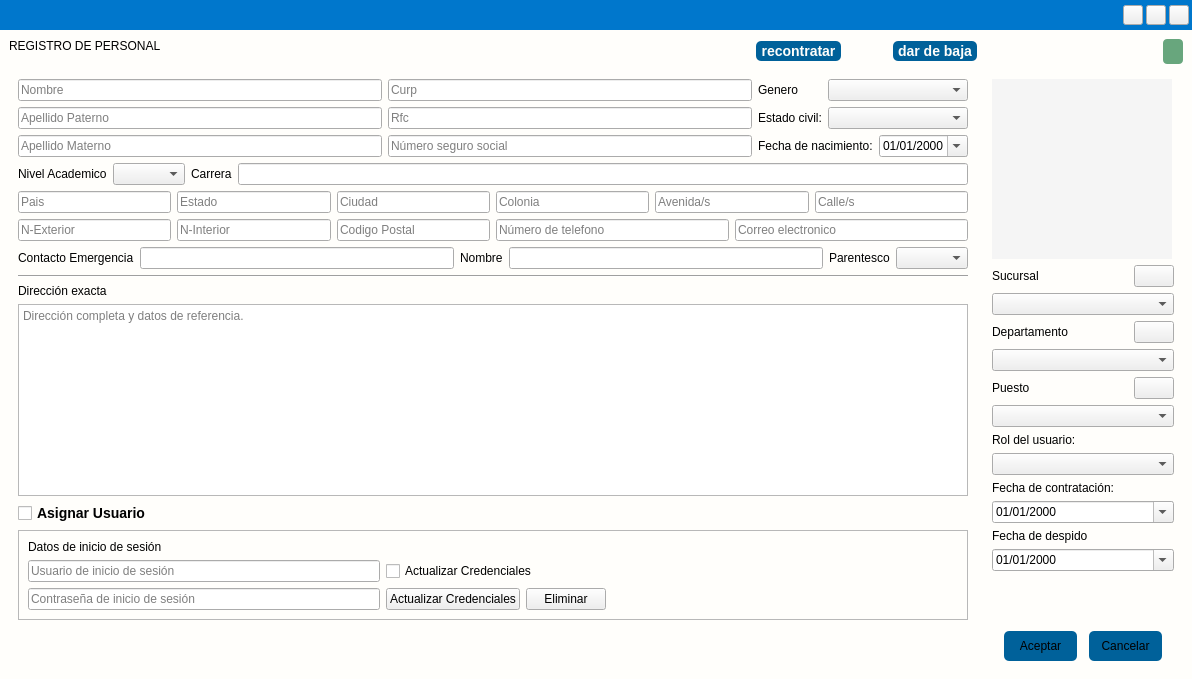
The window that app/View/UserInterfaceUi/UI_REGISTRO_EMPLEADO.ui (LAngelVp/software-punto-de-venta) describes before a commit, drawn with Qt 5.
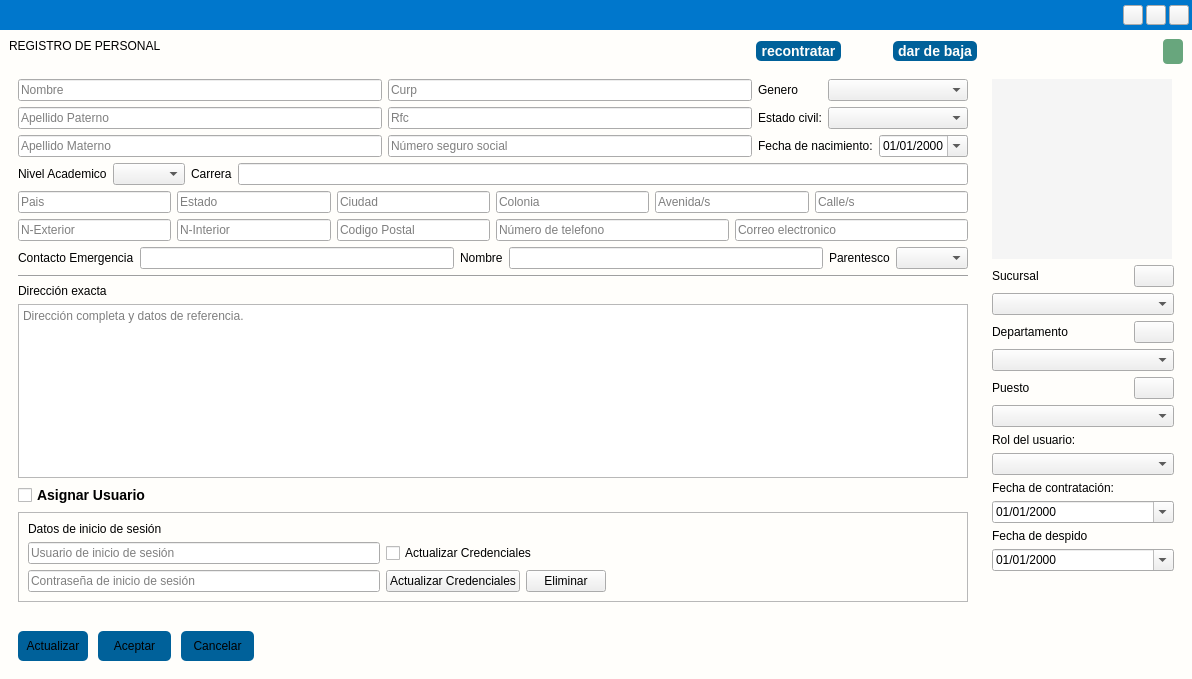
The same window after the commit. Icons and pictures are not drawn.

```diff
--- a/app/View/UserInterfaceUi/UI_REGISTRO_EMPLEADO.ui
+++ b/app/View/UserInterfaceUi/UI_REGISTRO_EMPLEADO.ui
@@ -212,6 +212,15 @@
 [objectName^=&quot;Button&quot;]:hover{
 background: #2196F3;
 }
+#Button_actualizar{
+	border: none;
+	border-radius: 5px;
+	min-width: 45px;
+	width: 70px;
+	min-height: 30px;
+	height: 30px;
+	background-color: #00619a;
+}
 #Button_aceptar{
 	border: none;
 	border-radius: 5px;
@@ -669,33 +678,6 @@
               </property>
              </widget>
             </item>
-            <item row="12" column="0" colspan="2">
-             <layout class="QGridLayout" name="gridLayout_2">
-              <property name="spacing">
-               <number>0</number>
-              </property>
-              <item row="0" column="0">
-               <widget class="QToolButton" name="Button_aceptar">
-                <property name="cursor">
-                 <cursorShape>PointingHandCursor</cursorShape>
-                </property>
-                <property name="text">
-                 <string>Aceptar</string>
-                </property>
-               </widget>
-              </item>
-              <item row="0" column="1">
-               <widget class="QToolButton" name="Button_cancelar">
-                <property name="cursor">
-                 <cursorShape>PointingHandCursor</cursorShape>
-                </property>
-                <property name="text">
-                 <string>Cancelar</string>
-                </property>
-               </widget>
-              </item>
-             </layout>
-            </item>
             <item row="11" column="0" colspan="2">
              <spacer name="verticalSpacer">
               <property name="orientation">
@@ -1247,6 +1229,56 @@
               </property>
              </spacer>
             </item>
+            <item>
+             <layout class="QGridLayout" name="gridLayout_2">
+              <property name="horizontalSpacing">
+               <number>10</number>
+              </property>
+              <property name="verticalSpacing">
+               <number>0</number>
+              </property>
+              <item row="0" column="2" alignment="Qt::AlignLeft">
+               <widget class="QToolButton" name="Button_cancelar">
+                <property name="cursor">
+                 <cursorShape>PointingHandCursor</cursorShape>
+                </property>
+                <property name="text">
+                 <string>Cancelar</string>
+                </property>
+               </widget>
+              </item>
+              <item row="0" column="1" alignment="Qt::AlignLeft">
+               <widget class="QToolButton" name="Button_aceptar">
+                <property name="cursor">
+                 <cursorShape>PointingHandCursor</cursorShape>
+                </property>
+                <property name="text">
+                 <string>Aceptar</string>
+                </property>
+               </widget>
+              </item>
+              <item row="0" column="0" alignment="Qt::AlignLeft">
+               <widget class="QPushButton" name="Button_actualizar">
+                <property name="text">
+                 <string>Actualizar</string>
+                </property>
+               </widget>
+              </item>
+              <item row="0" column="3">
+               <spacer name="horizontalSpacer_3">
+                <property name="orientation">
+                 <enum>Qt::Horizontal</enum>
+                </property>
+                <property name="sizeHint" stdset="0">
+                 <size>
+                  <width>40</width>
+                  <height>20</height>
+                 </size>
+                </property>
+               </spacer>
+              </item>
+             </layout>
+            </item>
            </layout>
           </widget>
          </item>
```
